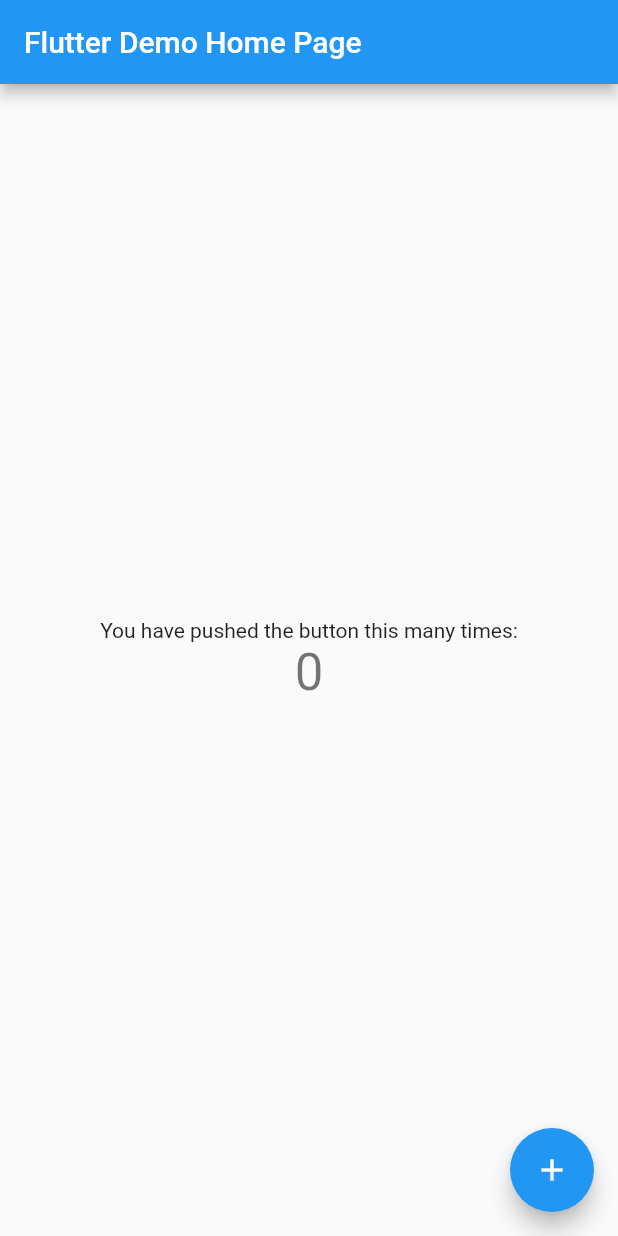
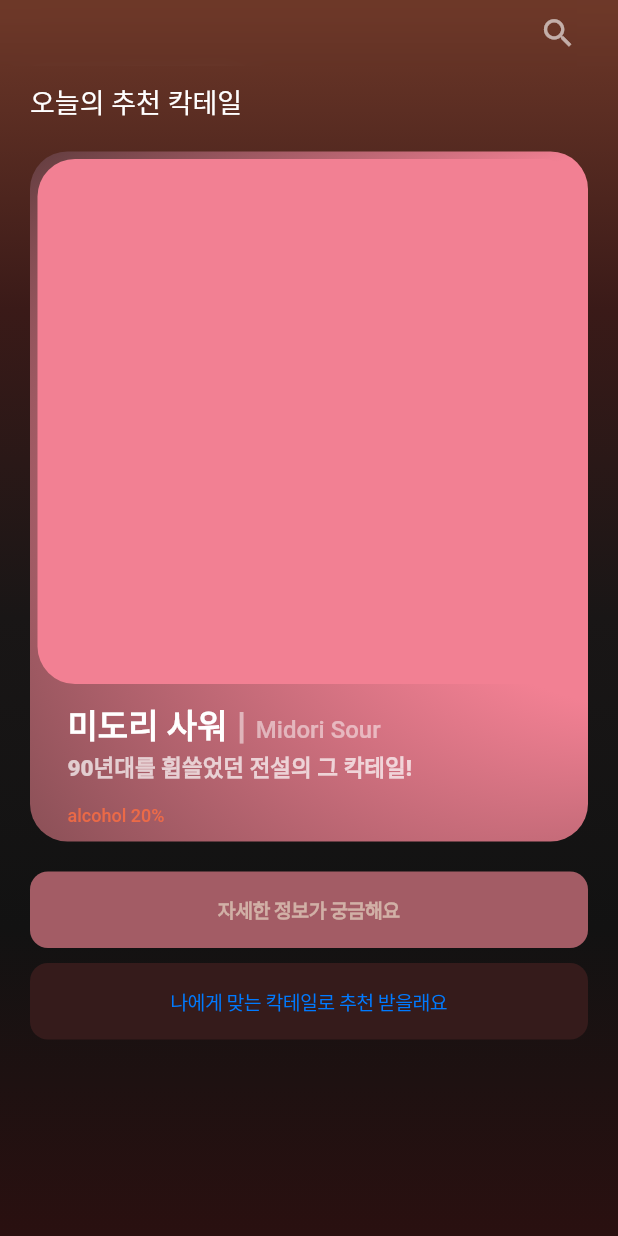
Before and after one commit to cocktail-Ohzu/Ohzu-FrontEnd, a Flutter app: the screen it shows after launch, on a phone screen of 412 x 824 dp. Run offline on Flutter 3.47's test engine with Material 2 defaults, Android fonts, the phone set to English and light mode, and no system bars.

Commit message:
메인 페이지 수정

```diff
--- a/lib/main.dart
+++ b/lib/main.dart
@@ -1,4 +1,5 @@
 import 'package:flutter/material.dart';
+import 'package:flutter/cupertino.dart';
 
 void main() {
   runApp(const MyApp());
@@ -10,36 +11,15 @@ class MyApp extends StatelessWidget {
   // This widget is the root of your application.
   @override
   Widget build(BuildContext context) {
-    return MaterialApp(
+    return const CupertinoApp(
       title: 'Flutter Demo',
-      theme: ThemeData(
-        // This is the theme of your application.
-        //
-        // Try running your application with "flutter run". You'll see the
-        // application has a blue toolbar. Then, without quitting the app, try
-        // changing the primarySwatch below to Colors.green and then invoke
-        // "hot reload" (press "r" in the console where you ran "flutter run",
-        // or simply save your changes to "hot reload" in a Flutter IDE).
-        // Notice that the counter didn't reset back to zero; the application
-        // is not restarted.
-        primarySwatch: Colors.blue,
-      ),
-      home: const MyHomePage(title: 'Flutter Demo Home Page'),
+      home: MyHomePage(title: '오쥬'),
     );
   }
 }
 
 class MyHomePage extends StatefulWidget {
   const MyHomePage({Key? key, required this.title}) : super(key: key);
-
-  // This widget is the home page of your application. It is stateful, meaning
-  // that it has a State object (defined below) that contains fields that affect
-  // how it looks.
-
-  // This class is the configuration for the state. It holds the values (in this
-  // case the title) provided by the parent (in this case the App widget) and
-  // used by the build method of the State. Fields in a Widget subclass are
-  // always marked "final".
 
   final String title;
 
@@ -48,68 +28,167 @@ class MyHomePage extends StatefulWidget {
 }
 
 class _MyHomePageState extends State<MyHomePage> {
-  int _counter = 0;
-
-  void _incrementCounter() {
-    setState(() {
-      // This call to setState tells the Flutter framework that something has
-      // changed in this State, which causes it to rerun the build method below
-      // so that the display can reflect the updated values. If we changed
-      // _counter without calling setState(), then the build method would not be
-      // called again, and so nothing would appear to happen.
-      _counter++;
-    });
-  }
 
   @override
   Widget build(BuildContext context) {
-    // This method is rerun every time setState is called, for instance as done
-    // by the _incrementCounter method above.
-    //
-    // The Flutter framework has been optimized to make rerunning build methods
-    // fast, so that you can just rebuild anything that needs updating rather
-    // than having to individually change instances of widgets.
-    return Scaffold(
-      appBar: AppBar(
-        // Here we take the value from the MyHomePage object that was created by
-        // the App.build method, and use it to set our appbar title.
-        title: Text(widget.title),
+    return Container(
+      decoration: const BoxDecoration(
+        gradient: LinearGradient(
+          begin: Alignment.topCenter,
+          end: Alignment.bottomCenter,
+          colors:[
+            Color(0xff6F3929),
+            Color(0xff3A1A18),
+            Color(0xff191616),
+            Color(0xff121212),
+            Color(0xff2A1010),
+          ],
+        )
       ),
-      body: Center(
-        // Center is a layout widget. It takes a single child and positions it
-        // in the middle of the parent.
-        child: Column(
-          // Column is also a layout widget. It takes a list of children and
-          // arranges them vertically. By default, it sizes itself to fit its
-          // children horizontally, and tries to be as tall as its parent.
-          //
-          // Invoke "debug painting" (press "p" in the console, choose the
-          // "Toggle Debug Paint" action from the Flutter Inspector in Android
-          // Studio, or the "Toggle Debug Paint" command in Visual Studio Code)
-          // to see the wireframe for each widget.
-          //
-          // Column has various properties to control how it sizes itself and
-          // how it positions its children. Here we use mainAxisAlignment to
-          // center the children vertically; the main axis here is the vertical
-          // axis because Columns are vertical (the cross axis would be
-          // horizontal).
-          mainAxisAlignment: MainAxisAlignment.center,
-          children: <Widget>[
-            const Text(
-              'You have pushed the button this many times:',
+      child: Scaffold(
+        backgroundColor: Colors.transparent,
+        appBar: CupertinoNavigationBar(
+          backgroundColor: Colors.transparent,
+          border: const Border(bottom: BorderSide(color: Colors.transparent)),
+          //middle: Text(widget.title),
+          trailing: IconButton(
+            onPressed: () {},
+            icon: const Icon(Icons.search, size: 25,),
+            color: Colors.white.withOpacity(0.6),
+          )
+        ),
+        body: SingleChildScrollView(
+          child: Container(
+            margin: const EdgeInsets.fromLTRB(20, 0, 20, 5),
+            child: Column(
+              crossAxisAlignment: CrossAxisAlignment.stretch,
+              children: [
+               /* 추천 칵테일 타이틀 */
+               Container(
+                 alignment: Alignment.centerLeft,
+                 child: const Text(
+                   "오늘의 추천 칵테일",
+                   style: TextStyle(
+                     fontWeight: FontWeight.w500,
+                     fontSize: 18,
+                     color: Colors.white,
+                   ),
+                 ),
+                 margin: const EdgeInsets.fromLTRB(0, 10, 0, 10),
+               ),
+
+               /* 추천 칵테일 컨테이너 */
+               Container(
+                 margin: const EdgeInsets.fromLTRB(0, 10, 0, 10),
+                 decoration: const BoxDecoration(
+                   gradient: RadialGradient(
+                     colors:[
+                       Color(0xff513535),
+                       Color(0xffF28093),
+                     ],
+                     center: Alignment(1.2, -0.2),
+                     focal: Alignment(-0.2, 0.4),
+                     focalRadius: 1,
+                   ),
+                   borderRadius: BorderRadius.all(Radius.circular(25)),
+                 ),
+                 height: 460,
+                 child: Column(
+                   children: [
+                     /* 추천 칵테일 이미지 */
+                     Container(
+                       margin: const EdgeInsets.fromLTRB(5, 5, 5, 0),
+                       width: double.infinity,
+                       height: 350,
+                       decoration: const BoxDecoration(
+                         color: Color(0xffF28093),
+                         borderRadius: BorderRadius.all(Radius.circular(25)),
+                       ),
+                     ),
+
+                     /* 추천 칵테일 텍스트 */
+                     Container(
+                       margin: const EdgeInsets.fromLTRB(25, 5, 25, 5),
+                       alignment: Alignment.centerLeft,
+                       child: Column(
+                         mainAxisAlignment: MainAxisAlignment.start,
+                         crossAxisAlignment: CrossAxisAlignment.start,
+                         children: [
+                           const SizedBox(height: 5),
+                           Text.rich(
+                             TextSpan(
+                               style: const TextStyle(
+                                 fontWeight: FontWeight.bold,
+                                 fontSize: 22,
+                                 color: Colors.white,
+                               ),
+                               children: <TextSpan>[
+                                 TextSpan(text: "미도리 사워"),
+                                 TextSpan(text: " | ", style: TextStyle(
+                                   fontWeight: FontWeight.w900,
+                                   color: Colors.white.withOpacity(0.5),
+                                   fontSize: 25,
+                                 )),
+                                 TextSpan(text: "Midori Sour", style: TextStyle(
+                                   fontWeight: FontWeight.w500,
+                                   color: Colors.white.withOpacity(0.5),
+                                   fontSize: 16,
+                                 )),
+                               ],
+                             )
+                           ),
+                           Text("90년대를 휩쓸었던 전설의 그 칵테일!",
+                           style: TextStyle(
+                             height: 1.5,
+                             fontSize: 15,
+                             fontWeight: FontWeight.w900,
+                             color: Colors.white.withOpacity(0.7),
+                           )),
+                           const SizedBox(height: 15,),
+                           Text("alcohol 20%",
+                               style: TextStyle(
+                                 fontSize: 12,
+                                 fontWeight: FontWeight.w500,
+                                 color: Colors.deepOrangeAccent.withOpacity(0.8),
+                               )
+                           ),
+                         ],
+                       )
+                     )
+                   ],
+                 ),
+               ),
+
+                const SizedBox(height: 10,),
+               /* 하단 버튼 1 */
+               CupertinoButton(
+                 color: const Color(0xffA35C65),
+                   child: Text("자세한 정보가 궁금해요",
+                   style: TextStyle(
+                     color: const Color(0xffDCC5B6).withOpacity(0.8),
+                     fontSize: 13,
+                     fontWeight: FontWeight.w900
+                   ),
+                 ),
+                 onPressed: (){},
+               ),
+
+                const SizedBox(height: 10,),
+                /* 하단 버튼 2 */
+                CupertinoButton(
+                  color: const Color(0xff351B1B),
+                  child: const Text("나에게 맞는 칵테일로 추천 받을래요",
+                    style: TextStyle(
+                      fontSize: 13,
+                      fontWeight: FontWeight.w500,
+                    ),
+                  ),
+                  onPressed: (){},
+                ),
+             ],
             ),
-            Text(
-              '$_counter',
-              style: Theme.of(context).textTheme.headline4,
-            ),
-          ],
+          )
         ),
       ),
-      floatingActionButton: FloatingActionButton(
-        onPressed: _incrementCounter,
-        tooltip: 'Increment',
-        child: const Icon(Icons.add),
-      ), // This trailing comma makes auto-formatting nicer for build methods.
     );
-  }
-}
+  }}
```
Also changed, not shown: lib/detail.dart (added).
